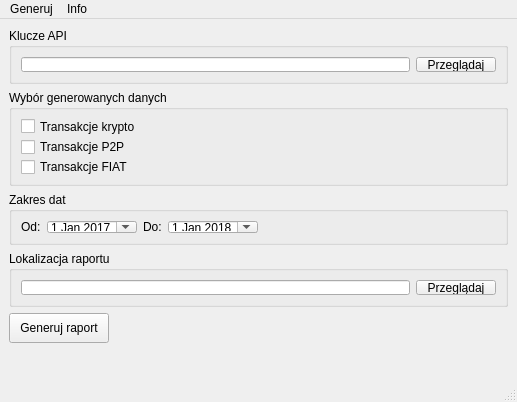
Lipovitsch/binance_report, file src/gui/gui.ui: the form before one commit.
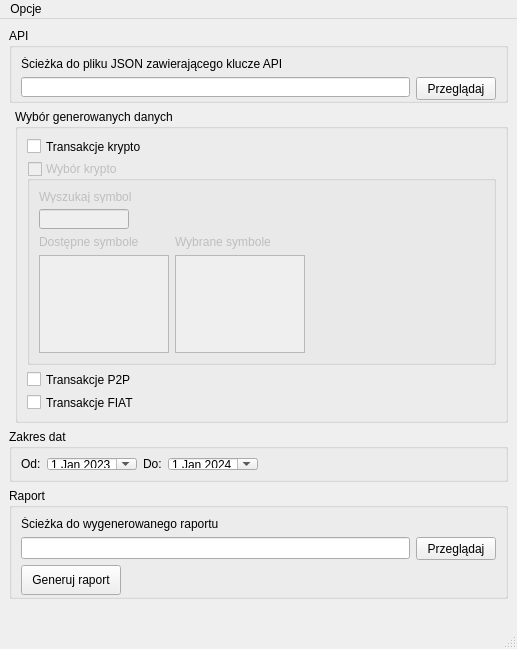
The form after the commit.

```diff
--- a/src/gui/gui.ui
+++ b/src/gui/gui.ui
@@ -7,134 +7,69 @@
     <x>0</x>
     <y>0</y>
     <width>517</width>
-    <height>402</height>
+    <height>649</height>
    </rect>
   </property>
   <property name="minimumSize">
    <size>
     <width>517</width>
-    <height>402</height>
+    <height>649</height>
    </size>
   </property>
   <property name="windowTitle">
    <string>MainWindow</string>
   </property>
   <widget class="QWidget" name="centralwidget">
-   <layout class="QGridLayout" name="gridLayout_5">
-    <item row="0" column="0">
-     <widget class="QGroupBox" name="GUI_GroupBox_KluczeAPI">
+   <layout class="QGridLayout" name="gridLayout_3">
+    <item row="0" column="0" colspan="2">
+     <widget class="QGroupBox" name="GUI_GroupBox_API">
       <property name="minimumSize">
        <size>
         <width>0</width>
-        <height>56</height>
+        <height>75</height>
        </size>
       </property>
       <property name="title">
-       <string>Klucze API</string>
+       <string>API</string>
       </property>
       <layout class="QGridLayout" name="gridLayout_2">
-       <item row="0" column="1">
-        <widget class="QPushButton" name="GUI_Button_KluczeAPI">
-         <property name="text">
-          <string>Przeglądaj</string>
-         </property>
-        </widget>
-       </item>
-       <item row="0" column="0">
+       <item row="1" column="0">
         <widget class="QLineEdit" name="GUI_LineEdit_KluczeAPI">
-         <property name="readOnly">
-          <bool>true</bool>
+         <property name="minimumSize">
+          <size>
+           <width>0</width>
+           <height>20</height>
+          </size>
          </property>
-        </widget>
-       </item>
-      </layout>
-     </widget>
-    </item>
-    <item row="4" column="0">
-     <widget class="QPushButton" name="GUI_Button_GenerujRaport">
-      <property name="minimumSize">
-       <size>
-        <width>0</width>
-        <height>30</height>
-       </size>
-      </property>
-      <property name="maximumSize">
-       <size>
-        <width>100</width>
-        <height>16777215</height>
-       </size>
-      </property>
-      <property name="text">
-       <string>Generuj raport</string>
-      </property>
-     </widget>
-    </item>
-    <item row="1" column="0">
-     <widget class="QGroupBox" name="GUI_GroupBox_Wybor">
-      <property name="minimumSize">
-       <size>
-        <width>0</width>
-        <height>96</height>
-       </size>
-      </property>
-      <property name="title">
-       <string>Wybór generowanych danych</string>
-      </property>
-      <layout class="QGridLayout" name="gridLayout_3">
-       <item row="0" column="0">
-        <widget class="QCheckBox" name="GUI_CheckBox_Krypto">
-         <property name="text">
-          <string>Transakcje krypto</string>
-         </property>
-        </widget>
-       </item>
-       <item row="1" column="0">
-        <widget class="QCheckBox" name="GUI_CheckBox_P2P">
-         <property name="text">
-          <string>Transakcje P2P</string>
-         </property>
-        </widget>
-       </item>
-       <item row="2" column="0">
-        <widget class="QCheckBox" name="GUI_CheckBox_FIAT">
-         <property name="text">
-          <string>Transakcje FIAT</string>
-         </property>
-        </widget>
-       </item>
-      </layout>
-     </widget>
-    </item>
-    <item row="3" column="0">
-     <widget class="QGroupBox" name="GUI_GroupBox_LokalizacjaRaportu">
-      <property name="minimumSize">
-       <size>
-        <width>0</width>
-        <height>56</height>
-       </size>
-      </property>
-      <property name="title">
-       <string>Lokalizacja raportu</string>
-      </property>
-      <layout class="QGridLayout" name="gridLayout_4">
-       <item row="0" column="0">
-        <widget class="QLineEdit" name="GUI_LineEdit_LokalizacjaRaportu">
          <property name="readOnly">
           <bool>true</bool>
          </property>
         </widget>
        </item>
-       <item row="0" column="1">
-        <widget class="QPushButton" name="Gui_Button_LokalizacjaRaportu">
+       <item row="1" column="1">
+        <widget class="QPushButton" name="GUI_Button_KluczeAPI">
+         <property name="minimumSize">
+          <size>
+           <width>0</width>
+           <height>23</height>
+          </size>
+         </property>
          <property name="text">
           <string>Przeglądaj</string>
          </property>
         </widget>
        </item>
+       <item row="0" column="0">
+        <widget class="QLabel" name="label_3">
+         <property name="text">
+          <string>Ścieżka do pliku JSON zawierającego klucze API</string>
+         </property>
+        </widget>
+       </item>
       </layout>
      </widget>
     </item>
-    <item row="2" column="0">
+    <item row="2" column="0" colspan="2">
      <widget class="QGroupBox" name="GUI_GroupBox_Daty">
       <property name="minimumSize">
        <size>
@@ -188,7 +123,7 @@
          </property>
          <property name="date">
           <date>
-           <year>2017</year>
+           <year>2023</year>
            <month>1</month>
            <day>1</day>
           </date>
@@ -214,7 +149,7 @@
          </property>
          <property name="date">
           <date>
-           <year>2018</year>
+           <year>2024</year>
            <month>1</month>
            <day>1</day>
           </date>
@@ -231,7 +166,242 @@
       </layout>
      </widget>
     </item>
-    <item row="6" column="0">
+    <item row="1" column="1">
+     <widget class="QGroupBox" name="GUI_GroupBox_Wybor">
+      <property name="minimumSize">
+       <size>
+        <width>0</width>
+        <height>308</height>
+       </size>
+      </property>
+      <property name="title">
+       <string>Wybór generowanych danych</string>
+      </property>
+      <layout class="QFormLayout" name="formLayout">
+       <item row="0" column="0">
+        <widget class="QCheckBox" name="GUI_CheckBox_Krypto">
+         <property name="minimumSize">
+          <size>
+           <width>0</width>
+           <height>17</height>
+          </size>
+         </property>
+         <property name="text">
+          <string>Transakcje krypto</string>
+         </property>
+        </widget>
+       </item>
+       <item row="2" column="0">
+        <widget class="QCheckBox" name="GUI_CheckBox_P2P">
+         <property name="minimumSize">
+          <size>
+           <width>0</width>
+           <height>17</height>
+          </size>
+         </property>
+         <property name="text">
+          <string>Transakcje P2P</string>
+         </property>
+        </widget>
+       </item>
+       <item row="3" column="0">
+        <widget class="QCheckBox" name="GUI_CheckBox_FIAT">
+         <property name="minimumSize">
+          <size>
+           <width>0</width>
+           <height>17</height>
+          </size>
+         </property>
+         <property name="text">
+          <string>Transakcje FIAT</string>
+         </property>
+        </widget>
+       </item>
+       <item row="1" column="0" colspan="2">
+        <widget class="QGroupBox" name="GUI_GroupBox_WyborKrypto">
+         <property name="enabled">
+          <bool>false</bool>
+         </property>
+         <property name="minimumSize">
+          <size>
+           <width>0</width>
+           <height>187</height>
+          </size>
+         </property>
+         <property name="title">
+          <string>Wybór krypto</string>
+         </property>
+         <property name="checkable">
+          <bool>true</bool>
+         </property>
+         <property name="checked">
+          <bool>false</bool>
+         </property>
+         <layout class="QFormLayout" name="formLayout_2">
+          <item row="0" column="0">
+           <widget class="QLabel" name="GUI_Label_Symbol">
+            <property name="enabled">
+             <bool>false</bool>
+            </property>
+            <property name="minimumSize">
+             <size>
+              <width>0</width>
+              <height>13</height>
+             </size>
+            </property>
+            <property name="text">
+             <string>Wyszukaj symbol</string>
+            </property>
+           </widget>
+          </item>
+          <item row="1" column="0">
+           <widget class="QLineEdit" name="GUI_LineEdit_Symbol">
+            <property name="enabled">
+             <bool>false</bool>
+            </property>
+            <property name="minimumSize">
+             <size>
+              <width>0</width>
+              <height>20</height>
+             </size>
+            </property>
+            <property name="maximumSize">
+             <size>
+              <width>90</width>
+              <height>16777215</height>
+             </size>
+            </property>
+            <property name="contextMenuPolicy">
+             <enum>Qt::CustomContextMenu</enum>
+            </property>
+            <property name="inputMethodHints">
+             <set>Qt::ImhUppercaseOnly</set>
+            </property>
+           </widget>
+          </item>
+          <item row="2" column="0">
+           <widget class="QLabel" name="GUI_Label_SymbolList">
+            <property name="text">
+             <string>Dostępne symbole</string>
+            </property>
+           </widget>
+          </item>
+          <item row="2" column="1">
+           <widget class="QLabel" name="GUI_Label_SymbolChosen">
+            <property name="text">
+             <string>Wybrane symbole</string>
+            </property>
+           </widget>
+          </item>
+          <item row="4" column="0">
+           <widget class="QListWidget" name="GUI_List_Symbol">
+            <property name="enabled">
+             <bool>false</bool>
+            </property>
+            <property name="minimumSize">
+             <size>
+              <width>0</width>
+              <height>90</height>
+             </size>
+            </property>
+            <property name="maximumSize">
+             <size>
+              <width>130</width>
+              <height>16777215</height>
+             </size>
+            </property>
+           </widget>
+          </item>
+          <item row="4" column="1">
+           <widget class="QListWidget" name="GUI_List_SymbolChosen">
+            <property name="minimumSize">
+             <size>
+              <width>0</width>
+              <height>90</height>
+             </size>
+            </property>
+            <property name="maximumSize">
+             <size>
+              <width>130</width>
+              <height>16777215</height>
+             </size>
+            </property>
+           </widget>
+          </item>
+         </layout>
+        </widget>
+       </item>
+      </layout>
+     </widget>
+    </item>
+    <item row="3" column="0" colspan="2">
+     <widget class="QGroupBox" name="GUI_GroupBox_Raport">
+      <property name="minimumSize">
+       <size>
+        <width>0</width>
+        <height>111</height>
+       </size>
+      </property>
+      <property name="title">
+       <string>Raport</string>
+      </property>
+      <layout class="QGridLayout" name="gridLayout_4">
+       <item row="1" column="1">
+        <widget class="QPushButton" name="Gui_Button_LokalizacjaRaportu">
+         <property name="minimumSize">
+          <size>
+           <width>0</width>
+           <height>23</height>
+          </size>
+         </property>
+         <property name="text">
+          <string>Przeglądaj</string>
+         </property>
+        </widget>
+       </item>
+       <item row="1" column="0">
+        <widget class="QLineEdit" name="GUI_LineEdit_LokalizacjaRaportu">
+         <property name="minimumSize">
+          <size>
+           <width>0</width>
+           <height>20</height>
+          </size>
+         </property>
+         <property name="readOnly">
+          <bool>true</bool>
+         </property>
+        </widget>
+       </item>
+       <item row="0" column="0">
+        <widget class="QLabel" name="label_4">
+         <property name="text">
+          <string>Ścieżka do wygenerowanego raportu</string>
+         </property>
+        </widget>
+       </item>
+       <item row="2" column="0">
+        <widget class="QPushButton" name="GUI_Button_GenerujRaport">
+         <property name="minimumSize">
+          <size>
+           <width>0</width>
+           <height>30</height>
+          </size>
+         </property>
+         <property name="maximumSize">
+          <size>
+           <width>100</width>
+           <height>16777215</height>
+          </size>
+         </property>
+         <property name="text">
+          <string>Generuj raport</string>
+         </property>
+        </widget>
+       </item>
+      </layout>
+     </widget>
+    </item>
+    <item row="4" column="0" colspan="2">
      <spacer name="verticalSpacer">
       <property name="orientation">
        <enum>Qt::Vertical</enum>
@@ -244,7 +414,7 @@
       </property>
      </spacer>
     </item>
-    <item row="5" column="0">
+    <item row="5" column="0" colspan="2">
      <widget class="QLabel" name="GUI_Label_Progress">
       <property name="minimumSize">
        <size>
@@ -270,18 +440,12 @@
    </property>
    <widget class="QMenu" name="menuPlik">
     <property name="title">
-     <string>Generuj</string>
+     <string>Opcje</string>
     </property>
     <addaction name="GUI_MenuBar_Generuj"/>
-   </widget>
-   <widget class="QMenu" name="menuInfo">
-    <property name="title">
-     <string>Info</string>
-    </property>
-    <addaction name="GUI_MenuBar_Info"/>
+    <addaction name="GUI_MenuBar_ProgramInfo"/>
    </widget>
    <addaction name="menuPlik"/>
-   <addaction name="menuInfo"/>
   </widget>
   <widget class="QStatusBar" name="statusbar"/>
   <action name="GUI_MenuBar_Generuj">
```
Left out of the diff: 5 changed lines with no effect on the pictures.
